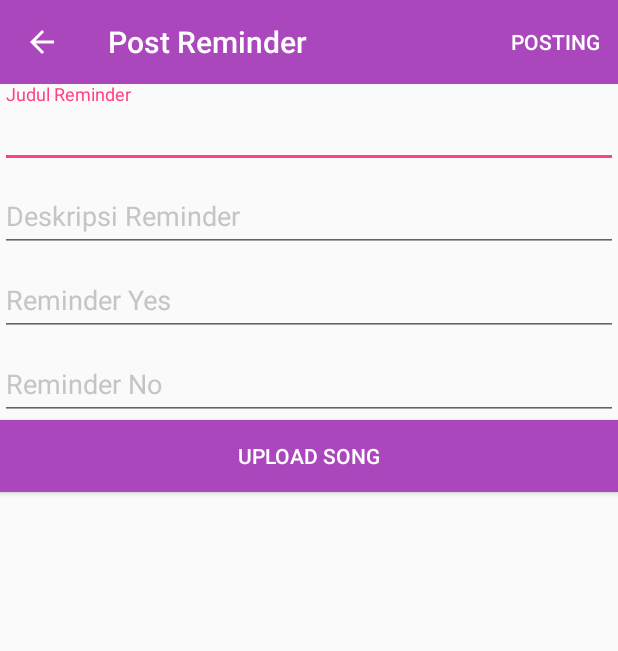
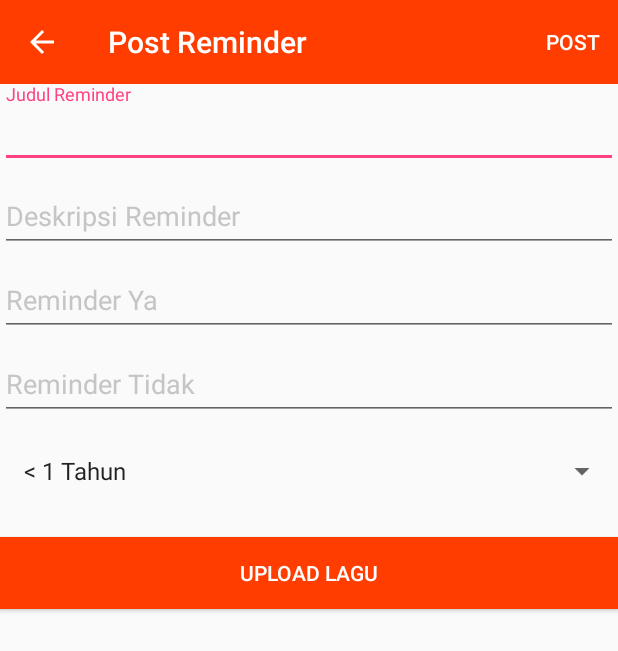
Before and after one commit to cahyoah/Go-Par-Admin, an Android app: the AddReminderActivity screen opened directly, with no data from a screen before it, on a phone screen of 412 x 824 dp. Shown: the top 651 px of the screen. Run offline under Robolectric (Android 15) with nearby library versions, the phone set to English and light mode, and no system bars; libraries missing offline, so code that uses them is left out: pub.devrel.easypermissions.

Commit message:
fix UI adding some feature

```diff
--- a/app/src/main/java/com/example/asus/go_paradmin/adapter/ReminderAdapter.java
+++ b/app/src/main/java/com/example/asus/go_paradmin/adapter/ReminderAdapter.java
@@ -38,9 +38,10 @@ public class ReminderAdapter extends RecyclerView.Adapter<ReminderAdapter.RoomCh
 
     @Override
     public void onBindViewHolder(RoomChatViewHolder holder, int position) {
-        holder.tvUserTimeUpload.setText("Dipost oleh "+reminderList.get(position).getUser().getName() + "   "+ reminderList.get(position).getCreatedAt());
+        holder.tvUserTimeUpload.setText("Dipost oleh "+reminderList.get(position).getUser().getName());
         holder.tvReminderTitle.setText(reminderList.get(position).getReminderTitle());
         holder.tvReminderDescription.setText(reminderList.get(position).getReminderDescription());
+        holder.tvReminderAge.setText(reminderList.get(position).getReminderAge());
         holder.itemView.setOnClickListener(new View.OnClickListener() {
             @Override
             public void onClick(View v) {
@@ -80,7 +81,7 @@ public class ReminderAdapter extends RecyclerView.Adapter<ReminderAdapter.RoomCh
     }
 
     public class RoomChatViewHolder extends RecyclerView.ViewHolder{
-        TextView tvReminderTitle, tvReminderDescription, tvUserTimeUpload;
+        TextView tvReminderTitle, tvReminderDescription, tvUserTimeUpload, tvReminderAge;
         Button btnReminderYes, btnReminderNo;
 
         public RoomChatViewHolder(final View itemView) {
@@ -88,6 +89,7 @@ public class ReminderAdapter extends RecyclerView.Adapter<ReminderAdapter.RoomCh
             tvUserTimeUpload = itemView.findViewById(R.id.tv_user_time_upload);
             tvReminderTitle = itemView.findViewById(R.id.tv_reminder_title);
             tvReminderDescription = itemView.findViewById(R.id.tv_reminder_description);
+            tvReminderAge = itemView.findViewById(R.id.tv_reminder_age);
             btnReminderYes = itemView.findViewById(R.id.btn_reminder_yes);
             btnReminderNo = itemView.findViewById(R.id.btn_reminder_no);
         }
--- a/app/src/main/java/com/example/asus/go_paradmin/adapter/TipsAdapter.java
+++ b/app/src/main/java/com/example/asus/go_paradmin/adapter/TipsAdapter.java
@@ -37,7 +37,7 @@ public class TipsAdapter extends RecyclerView.Adapter<TipsAdapter.RoomChatViewHo
 
     @Override
     public void onBindViewHolder(RoomChatViewHolder holder, final int position) {
-        holder.tvUserTimeUpload.setText("Dipost oleh "+tipsList.get(position).getUser().getName() + "   "+ tipsList.get(position).getCreatedAt());
+        holder.tvUserTimeUpload.setText("Dipost oleh "+tipsList.get(position).getUser().getName());
         holder.tvTipsTitle.setText(tipsList.get(position).getTipsTitle());
         holder.tvTipsDescription.setText(tipsList.get(position).getTipsDescription());
         holder.itemView.setOnClickListener(new View.OnClickListener() {
--- a/app/src/main/java/com/example/asus/go_paradmin/data/network/Api.java
+++ b/app/src/main/java/com/example/asus/go_paradmin/data/network/Api.java
@@ -78,6 +78,7 @@ public interface Api {
             @Part("reminder_description") String reminderDescription,
             @Part("reminder_yes") String reminderYes,
             @Part("reminder_no") String reminderNo,
+            @Part("reminder_age") String reminderAge,
             @Part("reminder_song") RequestBody name,
             @Part MultipartBody.Part file);
 
--- a/app/src/main/java/com/example/asus/go_paradmin/presenter/AddReminderPresenter.java
+++ b/app/src/main/java/com/example/asus/go_paradmin/presenter/AddReminderPresenter.java
@@ -18,7 +18,7 @@ public class AddReminderPresenter {
     public AddReminderPresenter(AddReminderView addReminderView){
         this.addReminderView = addReminderView;
     }
-    public void postReminder(String reminderTitle, String reminderDescription, String reminderYes, String reminderNo, RequestBody filename, MultipartBody.Part fileToUpload){
+    public void postReminder(String reminderTitle, String reminderDescription, String reminderYes, String reminderNo, String reminderAge, RequestBody filename, MultipartBody.Part fileToUpload){
         RetrofitClient.getInstance()
                 .getApi()
                 .postReminder(SaveUserData.getInstance().getUser().getId(),
@@ -26,6 +26,7 @@ public class AddReminderPresenter {
                         reminderDescription,
                         reminderYes,
                         reminderNo,
+                        reminderAge,
                         filename,
                         fileToUpload)
                 .enqueue(new Callback<JsonObject>() {
--- a/app/src/main/java/com/example/asus/go_paradmin/ui/addreminder/AddReminderActivity.java
+++ b/app/src/main/java/com/example/asus/go_paradmin/ui/addreminder/AddReminderActivity.java
@@ -19,8 +19,11 @@ import android.view.Menu;
 import android.view.MenuInflater;
 import android.view.MenuItem;
 import android.view.View;
+import android.widget.AdapterView;
+import android.widget.ArrayAdapter;
 import android.widget.Button;
 import android.widget.EditText;
+import android.widget.Spinner;
 import android.widget.TextView;
 import android.widget.Toast;
 
@@ -32,6 +35,7 @@ import com.example.asus.go_paradmin.util.ShowAlert;
 
 import java.io.File;
 import java.util.ArrayDeque;
+import java.util.ArrayList;
 import java.util.List;
 
 import okhttp3.MediaType;
@@ -54,7 +58,9 @@ public class AddReminderActivity extends AppCompatActivity implements EasyPermis
     private AlertDialog alert;
     private AlertDialog.Builder builder;
     private EditText etReminderTitle, etReminderDescription, etReminderYes, etReminderNo;
+    private Spinner spnReminderAge;
     private TextView tvSongPath;
+    private String reminderAgeSelected;
 
     @Override
     protected void onCreate(Bundle savedInstanceState) {
@@ -69,6 +75,7 @@ public class AddReminderActivity extends AppCompatActivity implements EasyPermis
         etReminderDescription = findViewById(R.id.et_reminder_description);
         etReminderYes = findViewById(R.id.et_reminder_yes);
         etReminderNo = findViewById(R.id.et_reminder_no);
+        spnReminderAge = findViewById(R.id.spn_reminder_age);
         tvSongPath = findViewById(R.id.tv_song_path);
         btnSelectSong = findViewById(R.id.btn_select_song);
         btnSelectSong.setOnClickListener(new View.OnClickListener() {
@@ -88,6 +95,7 @@ public class AddReminderActivity extends AppCompatActivity implements EasyPermis
             }
         });
         initPresenter();
+        initSpinner();
     }
 
     @Override
@@ -95,6 +103,31 @@ public class AddReminderActivity extends AppCompatActivity implements EasyPermis
         MenuInflater inflater = getMenuInflater();
         inflater.inflate(R.menu.menu_posting_reminder, menu);
         return true;
+    }
+
+    private void initSpinner(){
+        final List<String> list = new ArrayList<String>();
+        list.add("< 1 Tahun");
+        list.add("1 Tahun");
+        list.add("2 Tahun");
+        list.add("3 Tahun");
+        ArrayAdapter<String> adp1 = new ArrayAdapter<String>(this,
+                android.R.layout.simple_list_item_1, list);
+        adp1.setDropDownViewResource(android.R.layout.simple_spinner_dropdown_item);
+        spnReminderAge.setAdapter(adp1);
+        spnReminderAge.setOnItemSelectedListener(new AdapterView.OnItemSelectedListener()
+        {
+            @Override
+            public void onItemSelected(AdapterView<?> arg0, View arg1, int position, long id) {
+                // TODO Auto-generated method stub
+                reminderAgeSelected = list.get(position);
+            }
+
+            @Override
+            public void onNothingSelected(AdapterView<?> arg0) {
+                // TODO Auto-generated method stub
+            }
+        });
     }
 
     private void initPresenter(){
@@ -110,6 +143,7 @@ public class AddReminderActivity extends AppCompatActivity implements EasyPermis
                 String reminderDescription = etReminderDescription.getText().toString().trim();
                 String reminderYes = etReminderYes.getText().toString().trim();
                 String reminderNo = etReminderNo.getText().toString().trim();
+
                 if(reminderTitle.isEmpty()){
                     etReminderTitle.setError(getString(R.string.text_cannot_empty));
                     etReminderTitle.requestFocus();
@@ -117,17 +151,19 @@ public class AddReminderActivity extends AppCompatActivity implements EasyPermis
                     etReminderDescription.setError(getString(R.string.text_cannot_empty));
                     etReminderDescription.requestFocus();
                 }else if(reminderYes.isEmpty()){
-                    etReminderYes.setError(getString(R.string.text_reminder_yes));
+                    etReminderYes.setError(getString(R.string.text_cannot_empty));
                     etReminderYes.requestFocus();
                 }else if(reminderNo.isEmpty()){
-                    etReminderNo.setError(getString(R.string.text_reminder_no));
+                    etReminderNo.setError(getString(R.string.text_cannot_empty));
                     etReminderNo.requestFocus();
+                }else if(reminderAgeSelected.isEmpty()){
+                    ShowAlert.showToast(getApplicationContext(), "Anda belum memilih umur");
                 }else{
                     if(ShowAlert.dialog != null && ShowAlert.dialog.isShowing()){
                         ShowAlert.closeProgresDialog();
                     }
                     ShowAlert.showProgresDialog(AddReminderActivity.this);
-                    addReminderPresenter.postReminder(reminderTitle, reminderDescription, reminderYes, reminderNo, filename, fileToUpload);
+                    addReminderPresenter.postReminder(reminderTitle, reminderDescription, reminderYes, reminderNo, reminderAgeSelected, filename, fileToUpload);
                 }
                 return true;
 
@@ -136,7 +172,7 @@ public class AddReminderActivity extends AppCompatActivity implements EasyPermis
                 String reminderDescription1 = etReminderDescription.getText().toString().trim();
                 String reminderYes1 = etReminderYes.getText().toString().trim();
                 String reminderNo1 = etReminderNo.getText().toString().trim();
-                if(reminderTitle1.isEmpty() && reminderDescription1.isEmpty() && reminderNo1.isEmpty() && reminderYes1.isEmpty()){
+                if(reminderTitle1.isEmpty() && reminderDescription1.isEmpty() && reminderNo1.isEmpty() && reminderYes1.isEmpty() && reminderAgeSelected.isEmpty()){
                     super.onBackPressed();
                 }else{
                     alertDialogCheck();
--- a/app/src/main/java/com/example/asus/go_paradmin/ui/detailreminder/DetailReminderActivity.java
+++ b/app/src/main/java/com/example/asus/go_paradmin/ui/detailreminder/DetailReminderActivity.java
@@ -19,7 +19,7 @@ import com.example.asus.go_paradmin.util.ShowAlert;
 
 public class DetailReminderActivity extends AppCompatActivity implements DetailReminderView {
 
-    private EditText etReminderTitle, etReminderDescription, etReminderYes, etReminderNo;
+    private EditText etReminderTitle, etReminderDescription, etReminderYes, etReminderNo, etReminderAge;
     private DetailReminderPresenter detailReminderPresenter;
     private int reminderId;
     private AlertDialog alert;
@@ -47,6 +47,7 @@ public class DetailReminderActivity extends AppCompatActivity implements DetailR
         etReminderDescription = findViewById(R.id.et_reminder_description);
         etReminderYes = findViewById(R.id.et_reminder_yes);
         etReminderNo = findViewById(R.id.et_reminder_no);
+        etReminderAge = findViewById(R.id.et_reminder_age);
         reminderId = getIntent().getExtras().getInt("reminderId");
         initPresenter();
 
@@ -131,6 +132,7 @@ public class DetailReminderActivity extends AppCompatActivity implements DetailR
         etReminderDescription.setText(reminder.getReminderDescription());
         etReminderYes.setText(reminder.getReminderYes());
         etReminderNo.setText(reminder.getReminderNo());
+        etReminderAge.setText(reminder.getReminderAge());
         reminder1 = reminder;
         invalidateOptionsMenu();
         if(reminder.getReminderSong() != null){
--- a/app/src/main/res/layout/activity_add_reminder.xml
+++ b/app/src/main/res/layout/activity_add_reminder.xml
@@ -70,13 +70,21 @@
                         android:layout_height="wrap_content"
                         android:hint="@string/text_reminder_no" />
                 </android.support.design.widget.TextInputLayout>
+                <Spinner
+                    android:id="@+id/spn_reminder_age"
+                    android:layout_marginTop="10dp"
+                    android:layout_height="wrap_content"
+                    android:layout_width="match_parent">
+
+                </Spinner>
                 <Button
                     android:id="@+id/btn_select_song"
+                    android:layout_marginTop="20dp"
                     android:layout_width="match_parent"
                     android:layout_height="wrap_content"
                     android:gravity="center"
                     android:textColor="@color/colorWhite"
-                    android:text="upload song"
+                    android:text="upload Lagu"
                     android:layout_centerVertical="true"
                     android:background="@color/colorPrimary"/>
 
--- a/app/src/main/res/layout/item_card_view_tips.xml
+++ b/app/src/main/res/layout/item_card_view_tips.xml
@@ -14,7 +14,6 @@
         android:orientation="horizontal">
 
         <LinearLayout
-            android:layout_marginLeft="15dp"
             android:gravity="center_vertical"
             android:layout_width="match_parent"
             android:layout_height="match_parent"
--- a/app/src/main/res/values/colors.xml
+++ b/app/src/main/res/values/colors.xml
@@ -1,7 +1,7 @@
 <?xml version="1.0" encoding="utf-8"?>
 <resources>
-    <color name="colorPrimary">#AB47BC</color>
-    <color name="colorPrimaryDark">#AB47BC</color>
+    <color name="colorPrimary">#FF3D00</color>
+    <color name="colorPrimaryDark">#FF3D00</color>
     <color name="colorAccent">#FF4081</color>
     <color name="colorWhite">#FFF</color>
     <color name="colorGrey300">#E0E0E0</color>
--- a/app/src/main/res/values/strings.xml
+++ b/app/src/main/res/values/strings.xml
@@ -20,14 +20,15 @@
     <string name="text_password">Password</string>
     <string name="text_password_new">Password Baru</string>
     <string name="text_password_new_confirm">Konfirmasi Password Baru</string>
-    <string name="text_posting">Posting</string>
+    <string name="text_posting">Post</string>
     <string name="text_save">Simpan</string>
     <string name="text_settings">Pengaturan</string>
     <string name="text_read_file">This app needs access to your file storage so that it can read photos.</string>
     <string name="text_reminder_title">Judul Reminder</string>
     <string name="text_reminder_description">Deskripsi Reminder</string>
-    <string name="text_reminder_yes">Reminder Yes</string>
-    <string name="text_reminder_no">Reminder No</string>
+    <string name="text_reminder_yes">Reminder Ya</string>
+    <string name="text_reminder_no">Reminder Tidak</string>
+    <string name="text_reminder_age">Reminder Umur</string>
     <string name="text_tips_title">Judul Tips</string>
     <string name="text_tips_description">Deskripsi Tips</string>
 
```
Also changed, not shown: app/src/main/java/com/example/asus/go_paradmin/data/model/Reminder.java (+11 -0 lines), app/src/main/res/layout/activity_detail_reminder.xml (+13 -0 lines), app/src/main/res/layout/item_card_view_reminder.xml (+28 -16 lines).
